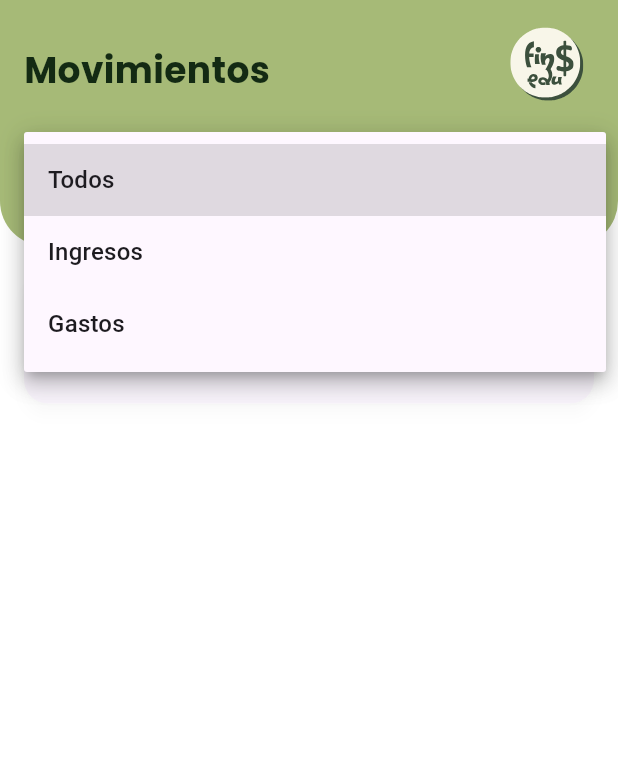
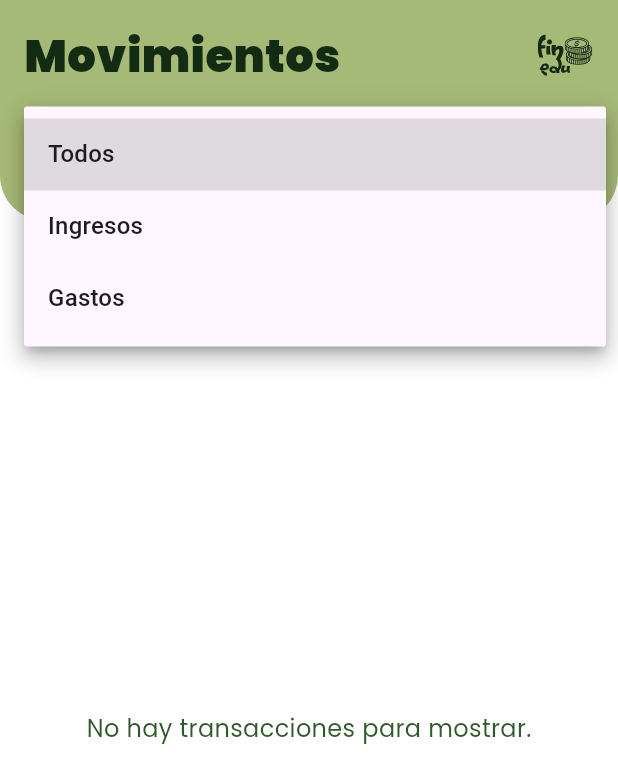
Before and after one commit to Patricia0309/FienEdu_Front, a Flutter app: the TransactionsScreen screen opened directly, after a tap on "Todos", on a phone screen of 412 x 824 dp. Shown: the top 783 px of the screen. Run offline on Flutter 3.47's test engine with Material 3 defaults, Android fonts, the phone set to English and light mode, and no system bars; our stand-ins replace auto_size_text, fl_chart, flutter_secure_storage, flutter_svg, google_fonts, table_calendar; accounts and stored records are empty; network calls fail.

```diff
--- a/lib/features/transactions/screens/transactions_screen.dart
+++ b/lib/features/transactions/screens/transactions_screen.dart
@@ -1,25 +1,30 @@
+// lib/features/transactions/screens/transactions_screen.dart
+
 import 'package:flutter/material.dart';
+import 'package:flutter_svg/flutter_svg.dart'; // Asegúrate de tener este import
 import '../../../common/theme/app_colors.dart';
 import '../../../common/theme/app_text_styles.dart';
 import '../../../data/services/category_service.dart';
 import '../../../data/services/transaction_service.dart';
-import '../../inicial_setup/models/category_model.dart';
+import '../../inicial_setup/models/category_model.dart'; // Cambiado a initial_setup
 import '../models/transaction_model.dart';
 import '../widgets/transaction_list_item.dart';
-import 'package:flutter_svg/flutter_svg.dart';
 
 class TransactionsScreen extends StatefulWidget {
-  const TransactionsScreen({super.key});
+  // Añadimos el Key necesario para el GlobalKey
+  const TransactionsScreen({Key? key}) : super(key: key);
 
   @override
-  State<TransactionsScreen> createState() => TransactionsScreenState();
+  // Hacemos el State público
+  TransactionsScreenState createState() => TransactionsScreenState();
 }
 
+// Hacemos el State público
 class TransactionsScreenState extends State<TransactionsScreen> {
   final TransactionService _transactionService = TransactionService();
   final CategoryService _categoryService = CategoryService();
 
-  // --- 1. NUEVAS VARIABLES DE ESTADO ---
+  // Variables de estado
   bool _isLoading = true;
   List<Transaction> _allTransactions = [];
   List<Transaction> _filteredTransactions = [];
@@ -31,22 +36,28 @@ class TransactionsScreenState extends State<TransactionsScreen> {
   @override
   void initState() {
     super.initState();
+    _fetchData(); // Carga inicial de datos
+  }
+
+  // Método público para refrescar
+  void refreshData() {
+    print("TransactionsScreen: Refrescando datos...");
+    // Muestra el spinner brevemente
+    if (mounted) {
+       setState(() { _isLoading = true; });
+    }
+    // Vuelve a llamar a la función que busca los datos
     _fetchData();
   }
 
-  void refreshData() {
-    print("TransactionsScreen: Refrescando datos...");
-    // Ponemos isLoading a true brevemente para mostrar el spinner mientras recarga
-    setState(() {
-      _isLoading = true;
-    });
-    // Vuelve a llamar a la función que busca los datos de la API
-    _fetchData();
+  // Función para obtener los datos de la API
+  Future<void> _fetchData() async {
+    // Ponemos isLoading a true si no estamos ya cargando (evita doble spinner en refresh)
+    if (mounted && !_isLoading) {
+       setState(() { _isLoading = true; });
     }
 
-  Future<void> _fetchData() async {
     try {
-      // Obtenemos ambos sets de datos al mismo tiempo
       final results = await Future.wait([
         _transactionService.getTransactions(),
         _categoryService.getCategories(),
@@ -55,68 +66,93 @@ class TransactionsScreenState extends State<TransactionsScreen> {
       final transactions = results[0] as List<Transaction>;
       final categories = results[1] as List<Category>;
 
+      // --- PRINT #1: ¿Cuántas transacciones llegaron de la API? ---
+      print("TRANSACTIONS_SCREEN - _fetchData: Recibidas ${transactions.length} transacciones de la API.");
+      // -----------------------------------------------------------
+
+      if (mounted) {
+        final categoryMap = {for (var cat in categories) cat.id: cat};
+        // Aplicamos el filtro ANTES de setState para que la lista inicial sea correcta
+        List<Transaction> initialFilteredList;
+        switch (_selectedFilter) {
+          case 'Ingresos': initialFilteredList = transactions.where((t) => t.type == TransactionType.ingreso).toList(); break;
+          case 'Gastos': initialFilteredList = transactions.where((t) => t.type == TransactionType.gasto).toList(); break;
+          default: initialFilteredList = transactions; break;
+        }
+
+        // --- PRINT #2: ¿Cuántas quedaron después del filtro inicial? ---
+        print("TRANSACTIONS_SCREEN - _fetchData: Lista filtrada inicial tiene ${initialFilteredList.length} items.");
+        // -------------------------------------------------------------
+
         setState(() {
           _allTransactions = transactions;
-        _filteredTransactions = transactions; // Al inicio, mostramos todo
-        _categoryMap = {for (var cat in categories) cat.id: cat};
+          _filteredTransactions = initialFilteredList; // Usamos la lista pre-filtrada
+          _categoryMap = categoryMap;
           _isLoading = false;
         });
+      }
     } catch (e) {
-      // Manejar error
-      setState(() {
-        _isLoading = false;
-      });
-      print('Error al cargar datos: $e');
+      if (mounted) {
+        setState(() { _isLoading = false; });
+        print('Error al cargar datos en TransactionsScreen: $e');
+      }
     }
   }
 
-  // --- 2. LÓGICA PARA FILTRAR ---
+  // Lógica para aplicar el filtro (separada para reutilizar)
+  void _applyFilter(String filter, List<Transaction> sourceList) {
+     switch (filter) {
+        case 'Ingresos':
+          _filteredTransactions = sourceList.where((t) => t.type == TransactionType.ingreso).toList();
+          break;
+        case 'Gastos':
+          _filteredTransactions = sourceList.where((t) => t.type == TransactionType.gasto).toList();
+          break;
+        default: // 'Todos'
+          _filteredTransactions = sourceList;
+          break;
+      }
+  }
+
+  // Lógica para cambiar el filtro y actualizar la UI
   void _filterTransactions(String filter) {
     setState(() {
       _selectedFilter = filter;
-      switch (filter) {
-        case 'Ingresos':
-          _filteredTransactions = _allTransactions
-              .where((t) => t.type == TransactionType.ingreso)
-              .toList();
-          break;
-        case 'Gastos':
-          _filteredTransactions = _allTransactions
-              .where((t) => t.type == TransactionType.gasto)
-              .toList();
-          break;
-        default: // 'Todos'
-          _filteredTransactions = _allTransactions;
-          break;
-      }
+      _applyFilter(filter, _allTransactions); // Aplicamos filtro a la lista completa
+
+      // --- PRINT #3: ¿Cuántas quedaron después de cambiar el filtro? ---
+      print("TRANSACTIONS_SCREEN - _filterTransactions: Lista filtrada AHORA tiene ${_filteredTransactions.length} items.");
+      // ---------------------------------------------------------------
     });
   }
 
   @override
   Widget build(BuildContext context) {
     return Scaffold(
-      backgroundColor: Colors.transparent,
+      backgroundColor: Colors.transparent, // Para ver el fondo de MainScreen
       body: Column(
         children: [
           _buildHeader(context),
-          _buildSummaryCard(
-            _allTransactions,
-          ), // El resumen siempre muestra el total
-          // --- 3. UI ACTUALIZADA ---
-          // Si está cargando, muestra un spinner. Si no, la lista.
+          // Mostramos el resumen solo si no está cargando y hay transacciones
+          if (!_isLoading && _allTransactions.isNotEmpty)
+             _buildSummaryCard(_allTransactions),
+
+          // Muestra spinner o la lista
           _isLoading
-              ? const Expanded(
-                  child: Center(child: CircularProgressIndicator()),
-                )
+              ? const Expanded(child: Center(child: CircularProgressIndicator()))
               : Expanded(
-                  child: ListView.builder(
+                  // Muestra mensaje si la lista filtrada está vacía
+                  child: _filteredTransactions.isEmpty
+                      ? Center(child: Text('No hay transacciones para mostrar.', style: AppTextStyles.body))
+                      : ListView.builder(
                           padding: const EdgeInsets.symmetric(horizontal: 16),
                           itemCount: _filteredTransactions.length,
                           itemBuilder: (context, index) {
+                            // --- PRINT #4: ¿Se está intentando construir la lista? ---
+                            print("TRANSACTIONS_SCREEN - itemBuilder: Construyendo item $index");
+                            // --------------------------------------------------------
                             final transaction = _filteredTransactions[index];
-                      final category =
-                          _categoryMap[transaction.categoryId] ??
-                          Category(id: 0, title: 'Desconocida', icon: '❓');
+                            final category = _categoryMap[transaction.categoryId] ?? Category(id: 0, title: 'Desconocida', icon: '❓');
                             return TransactionListItem(
                               transaction: transaction,
                               category: category,
@@ -129,16 +165,16 @@ class TransactionsScreenState extends State<TransactionsScreen> {
     );
   }
 
+  // --- Widgets Helper ---
+
   Widget _buildHeader(BuildContext context) {
     return Container(
       padding: EdgeInsets.only(
-        top: MediaQuery.of(context).padding.top + 16,
-        left: 16,
-        right: 16,
-        bottom: 16,
+        top: MediaQuery.of(context).padding.top + 16, // Espacio para la barra de estado
+        left: 16, right: 16, bottom: 16,
       ),
       decoration: BoxDecoration(
-        color: AppColors.accent2.withOpacity(0.8),
+        color: AppColors.accent2.withOpacity(0.8), // Color del header
         borderRadius: const BorderRadius.vertical(bottom: Radius.circular(30)),
       ),
       child: Column(
@@ -147,22 +183,17 @@ class TransactionsScreenState extends State<TransactionsScreen> {
           Row(
             mainAxisAlignment: MainAxisAlignment.spaceBetween,
             children: [
-              Text(
-                'Movimientos',
-                style: AppTextStyles.subtitle.copyWith(
-                  color: AppColors.primary,
-                ),
-              ),
-              SvgPicture.asset('assets/img/svg/Logo.2.svg', height: 60),
+              Text('Movimientos', style: AppTextStyles.title.copyWith(color: AppColors.primary)),
+              SvgPicture.asset(
+                  'assets/img/svg/Logo.1.svg', // Asegúrate que la ruta sea correcta
+                  height: 40,
+                  colorFilter: ColorFilter.mode(AppColors.primary, BlendMode.srcIn)),
             ],
           ),
           const SizedBox(height: 16),
-          // El Dropdown ahora llama a la función de filtro
+          // Dropdown de filtro
           Container(
-            padding: const EdgeInsets.symmetric(
-              horizontal: 16.0,
-              vertical: 4.0,
-            ),
+            padding: const EdgeInsets.symmetric(horizontal: 16.0, vertical: 4.0),
             decoration: BoxDecoration(
               color: Colors.white.withOpacity(0.8),
               borderRadius: BorderRadius.circular(30),
@@ -173,14 +204,11 @@ class TransactionsScreenState extends State<TransactionsScreen> {
                 value: _selectedFilter,
                 icon: const Icon(Icons.keyboard_arrow_down),
                 items: _filterOptions.map((String value) {
-                  return DropdownMenuItem<String>(
-                    value: value,
-                    child: Text(value),
-                  );
+                  return DropdownMenuItem<String>(value: value, child: Text(value));
                 }).toList(),
                 onChanged: (String? newValue) {
                   if (newValue != null) {
-                    _filterTransactions(newValue);
+                    _filterTransactions(newValue); // Llama a la función de filtro
                   }
                 },
               ),
@@ -192,23 +220,13 @@ class TransactionsScreenState extends State<TransactionsScreen> {
   }
 
   Widget _buildSummaryCard(List<Transaction> transactions) {
-    // Calculamos los totales usando la lista completa (sin filtrar)
-    double totalIngresos = transactions
-        .where((t) => t.type == TransactionType.ingreso)
-        .fold(0, (sum, t) => sum + t.amount);
-    double totalGastos = transactions
-        .where((t) => t.type == TransactionType.gasto)
-        .fold(0, (sum, t) => sum + t.amount);
+    double totalIngresos = transactions.where((t) => t.type == TransactionType.ingreso).fold(0, (sum, t) => sum + t.amount);
+    double totalGastos = transactions.where((t) => t.type == TransactionType.gasto).fold(0, (sum, t) => sum + t.amount);
 
     return Card(
-      margin: const EdgeInsets.fromLTRB(
-        16,
-        16,
-        16,
-        8,
-      ), // Ajustamos margen superior
+      margin: const EdgeInsets.fromLTRB(16, 16, 16, 8),
       shape: RoundedRectangleBorder(borderRadius: BorderRadius.circular(16)),
-      elevation: 4, // Añadimos un poco de elevación como en tu diseño
+      elevation: 4,
       shadowColor: Colors.black12,
       child: Padding(
         padding: const EdgeInsets.all(16.0),
@@ -219,33 +237,16 @@ class TransactionsScreenState extends State<TransactionsScreen> {
               crossAxisAlignment: CrossAxisAlignment.start,
               children: [
                 Text('Total transacciones', style: AppTextStyles.body),
-                // Mostramos el número total de transacciones
-                Text(
-                  transactions.length.toString(),
-                  style: AppTextStyles.subtitle,
-                ),
+                Text(transactions.length.toString(), style: AppTextStyles.subtitle),
               ],
             ),
             Column(
               crossAxisAlignment: CrossAxisAlignment.end,
               children: [
-                // Mostramos los totales calculados
-                Text(
-                  '⬆ \$${totalIngresos.toStringAsFixed(0)}',
-                  style: AppTextStyles.body.copyWith(
-                    color: Colors.green.shade700,
-                    fontWeight: FontWeight.bold,
-                  ),
-                ),
-                Text(
-                  '⬇ \$${totalGastos.toStringAsFixed(0)}',
-                  style: AppTextStyles.body.copyWith(
-                    color: Colors.red.shade600,
-                    fontWeight: FontWeight.bold,
-                  ),
-                ),
+                Text('⬆ \$${totalIngresos.toStringAsFixed(0)}', style: AppTextStyles.body.copyWith(color: Colors.green.shade700, fontWeight: FontWeight.bold)),
+                Text('⬇ \$${totalGastos.toStringAsFixed(0)}', style: AppTextStyles.body.copyWith(color: Colors.red.shade600, fontWeight: FontWeight.bold)),
               ],
-            ),
+            )
           ],
         ),
       ),
```
Also changed, not shown: lib/features/dashboard/screens/dashboard_screen.dart (+41 -58 lines), lib/features/main_app/screens/main_screen.dart (+9 -11 lines). Lines whose indentation alone changed are shown as unchanged.
